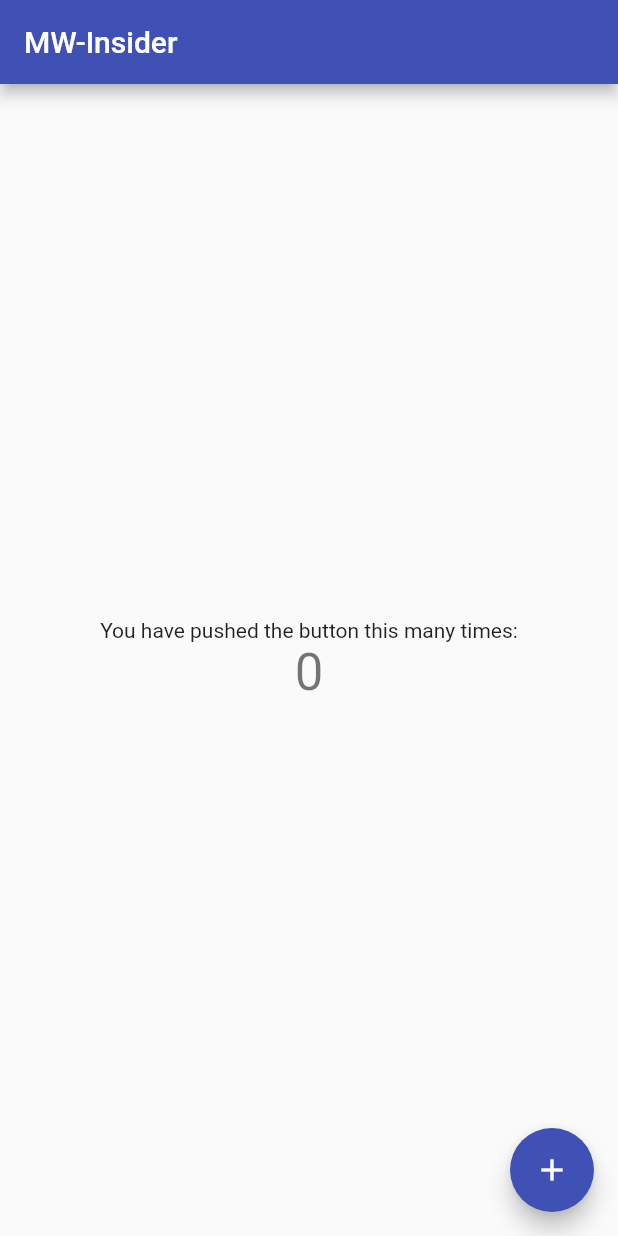
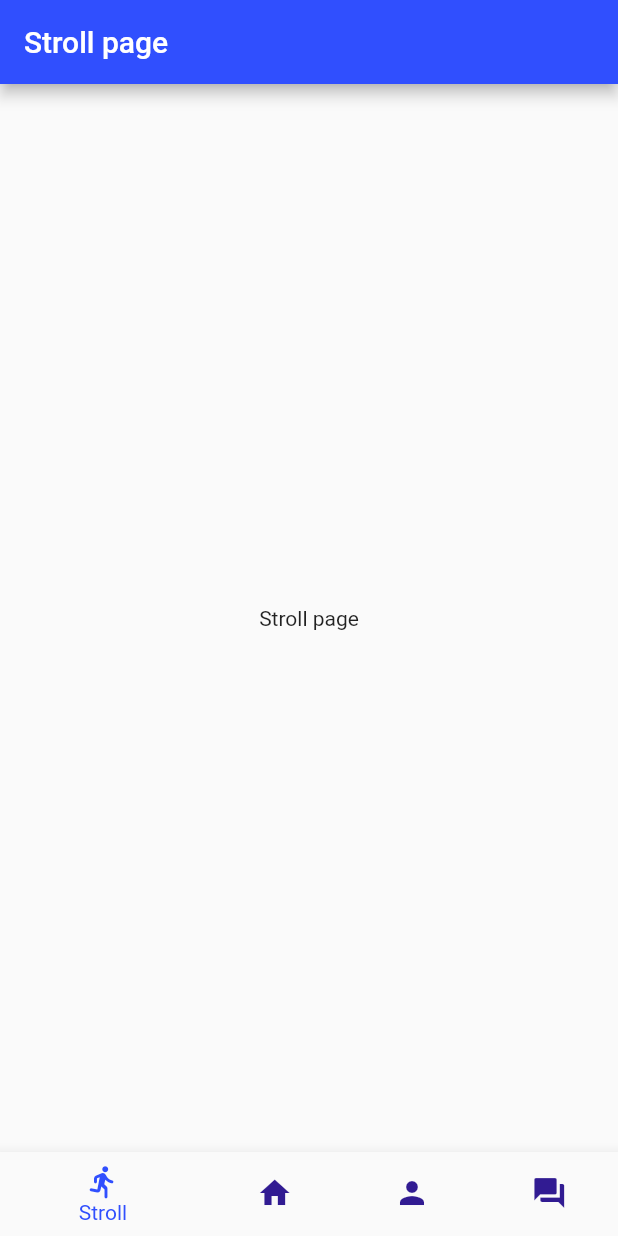
Before and after one commit to GregoryKogan/Insighter-Frontend, a Flutter app: the screen it shows after launch, on a phone screen of 412 x 824 dp. Run offline on Flutter 3.47's test engine with Material 2 defaults, Android fonts, the phone set to English and light mode, and no system bars; our stand-ins replace get.

Commit message:
Routing and state management configured

```diff
--- a/mw_insider/lib/main.dart
+++ b/mw_insider/lib/main.dart
@@ -1,4 +1,7 @@
 import 'package:flutter/material.dart';
+import 'package:get/get.dart';
+import 'package:mw_insider/pages/main_page.dart';
+import 'package:mw_insider/pages/unknown_route.dart';
 
 void main() {
   runApp(const MyApp());
@@ -7,109 +10,20 @@ void main() {
 class MyApp extends StatelessWidget {
   const MyApp({Key? key}) : super(key: key);
 
-  // This widget is the root of your application.
   @override
   Widget build(BuildContext context) {
-    return MaterialApp(
-      title: 'MW-Insider',
-      theme: ThemeData(
-        // This is the theme of your application.
-        //
-        // Try running your application with "flutter run". You'll see the
-        // application has a blue toolbar. Then, without quitting the app, try
-        // changing the primarySwatch below to Colors.green and then invoke
-        // "hot reload" (press "r" in the console where you ran "flutter run",
-        // or simply save your changes to "hot reload" in a Flutter IDE).
-        // Notice that the counter didn't reset back to zero; the application
-        // is not restarted.
-        primarySwatch: Colors.indigo,
-      ),
-      home: const MyHomePage(title: 'MW-Insider'),
+    return GetMaterialApp(
+      debugShowCheckedModeBanner: false,
+      title: 'MW Insider',
+      initialRoute: '/',
+      unknownRoute:
+          GetPage(name: '/not_found', page: () => const UnknownRoutePage()),
+      getPages: [
+        GetPage(
+            name: '/',
+            page: () => MainPage(),
+            transition: Transition.noTransition),
+      ],
     );
   }
 }
-
-class MyHomePage extends StatefulWidget {
-  const MyHomePage({Key? key, required this.title}) : super(key: key);
-
-  // This widget is the home page of your application. It is stateful, meaning
-  // that it has a State object (defined below) that contains fields that affect
-  // how it looks.
-
-  // This class is the configuration for the state. It holds the values (in this
-  // case the title) provided by the parent (in this case the App widget) and
-  // used by the build method of the State. Fields in a Widget subclass are
-  // always marked "final".
-
-  final String title;
-
-  @override
-  State<MyHomePage> createState() => _MyHomePageState();
-}
-
-class _MyHomePageState extends State<MyHomePage> {
-  int _counter = 0;
-
-  void _incrementCounter() {
-    setState(() {
-      // This call to setState tells the Flutter framework that something has
-      // changed in this State, which causes it to rerun the build method below
-      // so that the display can reflect the updated values. If we changed
-      // _counter without calling setState(), then the build method would not be
-      // called again, and so nothing would appear to happen.
-      _counter++;
-    });
-  }
-
-  @override
-  Widget build(BuildContext context) {
-    // This method is rerun every time setState is called, for instance as done
-    // by the _incrementCounter method above.
-    //
-    // The Flutter framework has been optimized to make rerunning build methods
-    // fast, so that you can just rebuild anything that needs updating rather
-    // than having to individually change instances of widgets.
-    return Scaffold(
-      appBar: AppBar(
-        // Here we take the value from the MyHomePage object that was created by
-        // the App.build method, and use it to set our appbar title.
-        title: Text(widget.title),
-      ),
-      body: Center(
-        // Center is a layout widget. It takes a single child and positions it
-        // in the middle of the parent.
-        child: Column(
-          // Column is also a layout widget. It takes a list of children and
-          // arranges them vertically. By default, it sizes itself to fit its
-          // children horizontally, and tries to be as tall as its parent.
-          //
-          // Invoke "debug painting" (press "p" in the console, choose the
-          // "Toggle Debug Paint" action from the Flutter Inspector in Android
-          // Studio, or the "Toggle Debug Paint" command in Visual Studio Code)
-          // to see the wireframe for each widget.
-          //
-          // Column has various properties to control how it sizes itself and
-          // how it positions its children. Here we use mainAxisAlignment to
-          // center the children vertically; the main axis here is the vertical
-          // axis because Columns are vertical (the cross axis would be
-          // horizontal).
-          mainAxisAlignment: MainAxisAlignment.center,
-          children: <Widget>[
-            const Text(
-              'You have pushed the button this many times:',
-            ),
-            Text(
-              '$_counter',
-              style: Theme.of(context).textTheme.headline4,
-            ),
-          ],
-        ),
-      ),
-      floatingActionButton: FloatingActionButton(
-        onPressed: _incrementCounter,
-        tooltip: 'Increment',
-        child: const Icon(Icons.add),
-      ), // This trailing comma makes auto-formatting nicer for build methods.
-    );
-  }
-}
--- /dev/null
+++ b/mw_insider/lib/pages/main_page.dart
@@ -0,0 +1,29 @@
+import 'package:flutter/material.dart';
+import 'package:get/get.dart';
+import 'package:mw_insider/state_controller/state_controller.dart';
+import 'package:mw_insider/views/about.dart';
+import 'package:mw_insider/views/home.dart';
+import 'package:mw_insider/views/profile.dart';
+import 'package:mw_insider/views/stroll.dart';
+import 'package:mw_insider/widgets/bottom_nav.dart';
+
+class MainPage extends StatelessWidget {
+  MainPage({Key? key}) : super(key: key);
+
+  final stateController = Get.put(StateController());
+
+  static const views = [
+    Stroll(),
+    Home(),
+    Profile(),
+    About(),
+  ];
+
+  @override
+  Widget build(BuildContext context) {
+    return Scaffold(
+      body: Obx((() => views[stateController.selectedViewIndex.value])),
+      bottomNavigationBar: const BottomNav(),
+    );
+  }
+}
--- /dev/null
+++ b/mw_insider/lib/state_controller/state_controller.dart
@@ -0,0 +1,9 @@
+import 'package:get/get.dart';
+
+class StateController extends GetxController {
+  final selectedViewIndex = 0.obs;
+
+  updateSelectedViewIndex(int index) {
+    selectedViewIndex(index);
+  }
+}
--- /dev/null
+++ b/mw_insider/lib/views/stroll.dart
@@ -0,0 +1,16 @@
+import 'package:flutter/material.dart';
+
+class Stroll extends StatelessWidget {
+  const Stroll({Key? key}) : super(key: key);
+
+  @override
+  Widget build(BuildContext context) {
+    return Scaffold(
+      appBar: AppBar(
+        title: const Text('Stroll page'),
+        backgroundColor: Colors.indigoAccent[700],
+      ),
+      body: const Center(child: Text('Stroll page')),
+    );
+  }
+}
--- /dev/null
+++ b/mw_insider/lib/widgets/bottom_nav.dart
@@ -0,0 +1,41 @@
+import 'package:flutter/material.dart';
+import 'package:get/get.dart';
+import 'package:mw_insider/state_controller/state_controller.dart';
+
+class BottomNav extends StatefulWidget {
+  const BottomNav({Key? key}) : super(key: key);
+
+  @override
+  State<BottomNav> createState() => _BottomNavState();
+}
+
+class _BottomNavState extends State<BottomNav> {
+  final stateController = Get.put(StateController());
+
+  int _selectedIndex = 0;
+
+  void _onItemTapped(int index) {
+    setState(() {
+      _selectedIndex = index;
+      stateController.updateSelectedViewIndex(_selectedIndex);
+    });
+  }
+
+  @override
+  Widget build(BuildContext context) {
+    return BottomNavigationBar(
+      items: const [
+        BottomNavigationBarItem(
+            icon: Icon(Icons.directions_run_rounded), label: 'Stroll'),
+        BottomNavigationBarItem(icon: Icon(Icons.home), label: 'Home'),
+        BottomNavigationBarItem(icon: Icon(Icons.person), label: 'Profile'),
+        BottomNavigationBarItem(
+            icon: Icon(Icons.question_answer), label: 'About'),
+      ],
+      currentIndex: _selectedIndex,
+      selectedItemColor: Colors.indigoAccent[700],
+      onTap: _onItemTapped,
+      unselectedItemColor: Colors.deepPurple[900],
+    );
+  }
+}
--- a/mw_insider/pubspec.yaml
+++ b/mw_insider/pubspec.yaml
@@ -3,7 +3,7 @@ description: A new Flutter project.
 
 # The following line prevents the package from being accidentally published to
 # pub.dev using `flutter pub publish`. This is preferred for private packages.
-publish_to: 'none' # Remove this line if you wish to publish to pub.dev
+publish_to: "none" # Remove this line if you wish to publish to pub.dev
 
 # The following defines the version and build number for your application.
 # A version number is three numbers separated by dots, like 1.2.43
@@ -30,10 +30,10 @@ dependencies:
   flutter:
     sdk: flutter
 
-
   # The following adds the Cupertino Icons font to your application.
   # Use with the CupertinoIcons class for iOS style icons.
   cupertino_icons: ^1.0.2
+  get: ^4.6.5
 
 dev_dependencies:
   flutter_test:
@@ -51,7 +51,6 @@ dev_dependencies:
 
 # The following section is specific to Flutter packages.
 flutter:
-
   # The following line ensures that the Material Icons font is
   # included with your application, so that you can use the icons in
   # the material Icons class.
```
Also changed, not shown: mw_insider/lib/pages/unknown_route.dart (added, +24 -0 lines), mw_insider/lib/views/about.dart (added, +16 -0 lines), mw_insider/lib/views/home.dart (added, +16 -0 lines), mw_insider/lib/views/profile.dart (added, +16 -0 lines), mw_insider/pubspec.lock, 1 other file.
